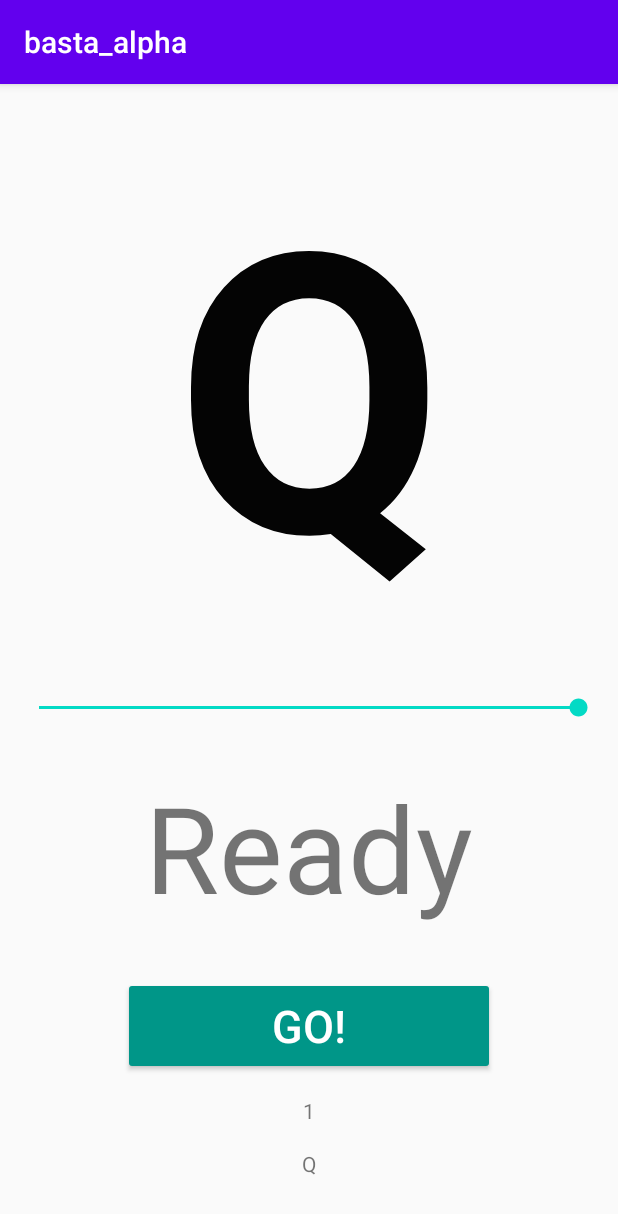
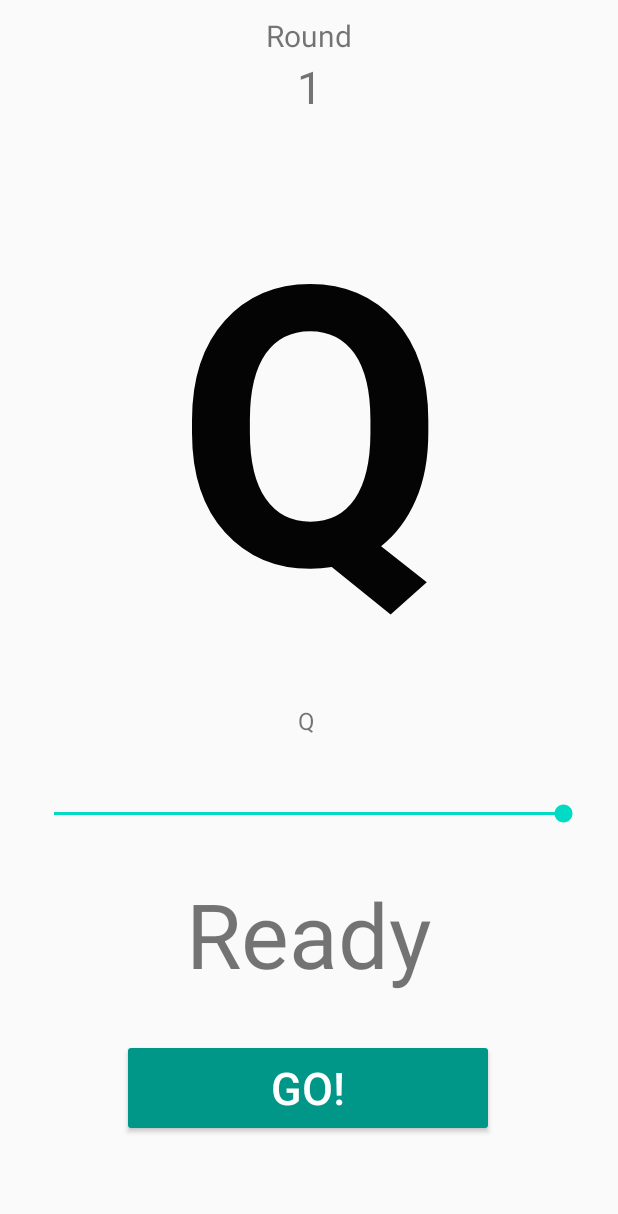
Before and after one commit to itsRamos/basta_alpha, an Android app: the screen it shows after launch (MainActivity), after a tap on "BASTA!", on a phone screen of 412 x 824 dp. Shown: the top 1214 px of the screen. Run offline under Robolectric (Android 15) with nearby library versions, the phone set to English and light mode, and no system bars; 1 other tap on this screen came first.

Commit message:
UI improvements and game restart logic
added round counter and logic to restart the game after the whole vocabulary is played.

```diff
--- a/app/src/main/java/com/example/basta_alpha/MainActivity.java
+++ b/app/src/main/java/com/example/basta_alpha/MainActivity.java
@@ -13,6 +13,7 @@ import android.widget.Button;
 import android.widget.SeekBar;
 import android.widget.TextView;
 
+import java.util.Arrays;
 import java.util.Random;
 
 public class MainActivity extends AppCompatActivity {
@@ -26,20 +27,37 @@ public class MainActivity extends AppCompatActivity {
 
     TextView letterSelections;
     TextView scoreCounter;
-    int timerDuration = 5;
+    int timerDuration = 30;
     String referenceSet = "ABCDEFGHIJKLMNOPQRSTUVWXYZ";
     char[] selectedSet = new char[referenceSet.length()];
     int turnCounter = 0;
+    int maxRounds = 26;
     String randomLetter;
 
 
     public void resetTimer() {
-        timerTextView.setText("Ready");
+        if (turnCounter == 0) {
+            timerTextView.setText("Game Over");
+        }else {
+            timerTextView.setText("Ready");
+        }
 //        timerSeekBar.setProgress(timerDuration);
         timerSeekBar.setEnabled(true);
         countDownTimer.cancel();
         goButton.setText("GO!");
         counterIsActive = false;
+    }
+
+    public void resetGame() {
+//        resetTimer();
+
+        for (int k = 0; k < selectedSet.length; k++) {
+            selectedSet[k] = '\0';
+        }
+
+        turnCounter = 0;
+
+
     }
 
 
@@ -68,8 +86,7 @@ public class MainActivity extends AppCompatActivity {
         } else {
             counterIsActive = true;
             timerSeekBar.setEnabled(false);
-//            goButton.setBackgroundColor(Color.parseColor("#F44336"));
-//            goButton.setBackgroundColor(Color.RED);
+
             placeSelection();
 
             scoreCounter.setText(String.valueOf(turnCounter));
@@ -77,9 +94,9 @@ public class MainActivity extends AppCompatActivity {
             goButton.setText("BASTA!");
 
             //This is probably where I need to display the current selection but probably should address the filtered selections
-//            letterSelections.setText("A");
             letterSelections.setText(selectedSetToString());
-            letterSelections.setGravity(Gravity.CENTER);
+//            letterSelections.setGravity(Gravity.CENTER);
+//            letterSelections.setTextAlignment(View.TEXT_ALIGNMENT_CENTER);
 
             // Display the letter generated by the random generator.
             gameLetter = findViewById(R.id.displayText);
@@ -87,7 +104,6 @@ public class MainActivity extends AppCompatActivity {
 //            gameLetter.setText(getRandomLetter(1)); //PART 1: Of code that works, activate part 2 is shit hits the fan
 
             countDownTimer = new CountDownTimer(timerSeekBar.getProgress() * 1000 + 100, 1000) {
-
                 @Override
                 public void onTick(long l) {
                     updateTimer((int) l / 1000);
@@ -102,6 +118,10 @@ public class MainActivity extends AppCompatActivity {
                     resetTimer();
                 }
             }.start();
+
+            if (turnCounter == maxRounds) {
+                resetGame();
+            }
         }
     }
 
@@ -130,7 +150,6 @@ public class MainActivity extends AppCompatActivity {
             result.append(character.charAt(rand.nextInt(character.length())));
             i--;
         }
-
         return result.toString();
     }
 
@@ -142,32 +161,17 @@ public class MainActivity extends AppCompatActivity {
 
     public void placeSelection() {
         boolean repeat = true;
-//        int l = 0;
 
         while (repeat == true) {
             randomLetter = generateRandomLetter(1);
             Log.i("Letter", "Random letter has been generated: " + randomLetter);
 
             repeat = checkRepeat(randomLetter);
+        }
 
-//            Log.i("Repeat Check", "Starting for turn: " + turnCounter);
-//            for (l = 0; l <= turnCounter; l++) {
-
-//                Log.i("Repeat Check", randomLetter + " = " + selectedSet[l]);
-//                if (randomLetter.equals(String.valueOf(selectedSet[l]))) {
-//                    repeat = true;
-//                    Log.i("Repeat", "Found a repeat at " + l);
-//                    break;
-//                }
-//                else {
-//                    repeat = false;
-//                    Log.i("No repeat", "No repeats found");
-//
-//                }
-//            }
-        }
         Log.i("selection", "Assigning: " + randomLetter.charAt(0) + " to " + selectedSet);
         selectedSet[turnCounter] = randomLetter.charAt(0);
+
         turnCounter++;
     }
 
@@ -175,10 +179,11 @@ public class MainActivity extends AppCompatActivity {
     public String selectedSetToString() {
         int i = 0;
         StringBuilder uniqueSelections = new StringBuilder();
-//        placeSelection();
 
-        for(i=0;i<selectedSet.length;i++) {
+        //        for(i=0;i<selectedSet.length;i++) {
+        for (i = 0; i < turnCounter; i++) {
             uniqueSelections.append(selectedSet[i]);
+            uniqueSelections.append(" ");
         }
         return uniqueSelections.toString();
     }
@@ -187,6 +192,7 @@ public class MainActivity extends AppCompatActivity {
     public boolean checkRepeat(String generatedCharacter) {
         boolean flag = false;
         int l = 0;
+
         Log.i("Repeat Check", "Starting for turn: " + turnCounter);
             for (l = 0; l <= turnCounter; l++) {
 
@@ -194,14 +200,11 @@ public class MainActivity extends AppCompatActivity {
                 if (randomLetter.equals(String.valueOf(selectedSet[l]))) {
                     flag = true;
                     Log.i("Repeat", "Found a repeat at " + l);
-//                    return flag;
                     break;
                 }
                 else {
                     flag = false;
                     Log.i("No repeat", "No repeats found");
-//                    return flag;
-
                 }
             }
             return flag;
--- a/app/src/main/res/layout/activity_main.xml
+++ b/app/src/main/res/layout/activity_main.xml
@@ -9,29 +9,26 @@
 
     <TextView
         android:id="@+id/displayText"
-        android:layout_width="410dp"
-        android:layout_height="344dp"
-        android:layout_marginStart="10dp"
+        android:layout_width="415dp"
+        android:layout_height="342dp"
         android:layout_marginTop="10dp"
-        android:layout_marginEnd="10dp"
-        android:layout_marginBottom="10dp"
+        android:layout_marginBottom="6dp"
         android:text="$"
         android:textAlignment="center"
         android:textAllCaps="false"
         android:textColor="#040404"
         android:textSize="260sp"
         android:textStyle="bold"
-        app:layout_constraintBottom_toTopOf="@+id/timerSeekBar"
+        app:layout_constraintBottom_toTopOf="@+id/letterSelections"
         app:layout_constraintEnd_toEndOf="parent"
         app:layout_constraintStart_toStartOf="parent"
-        app:layout_constraintTop_toTopOf="parent" />
+        app:layout_constraintTop_toBottomOf="@+id/scoreCounter" />
 
     <Button
         android:id="@+id/triggerButton"
         android:layout_width="248dp"
         android:layout_height="65dp"
-        android:layout_marginTop="10dp"
-        android:layout_marginBottom="93dp"
+        android:layout_marginBottom="52dp"
         android:backgroundTint="#009688"
         android:onClick="buttonClicked"
         android:text="Go!"
@@ -39,58 +36,71 @@
         android:textSize="30sp"
         app:layout_constraintBottom_toBottomOf="parent"
         app:layout_constraintEnd_toEndOf="parent"
+        app:layout_constraintHorizontal_bias="0.496"
+        app:layout_constraintStart_toStartOf="parent"
+        app:layout_constraintTop_toBottomOf="@+id/timerText" />
+
+    <SeekBar
+        android:id="@+id/timerSeekBar"
+        android:layout_width="match_parent"
+        android:layout_height="50dp"
+        android:layout_marginStart="20dp"
+        android:layout_marginTop="11dp"
+        android:layout_marginEnd="20dp"
+        app:layout_constraintBottom_toTopOf="@+id/timerText"
+        app:layout_constraintEnd_toEndOf="parent"
         app:layout_constraintHorizontal_bias="0.5"
         app:layout_constraintStart_toStartOf="parent"
-        app:layout_constraintTop_toBottomOf="@+id/timerText" />
+        app:layout_constraintTop_toBottomOf="@+id/letterSelections" />
 
     <TextView
         android:id="@+id/timerText"
         android:layout_width="wrap_content"
         android:layout_height="wrap_content"
-        android:layout_marginBottom="10dp"
+        android:layout_marginBottom="16dp"
         android:text="Ready"
-        android:textSize="80sp"
+        android:textSize="60sp"
         app:layout_constraintBottom_toTopOf="@+id/triggerButton"
         app:layout_constraintEnd_toEndOf="parent"
         app:layout_constraintHorizontal_bias="0.5"
         app:layout_constraintStart_toStartOf="parent"
         app:layout_constraintTop_toBottomOf="@+id/timerSeekBar" />
 
-    <SeekBar
-        android:id="@+id/timerSeekBar"
+    <TextView
+        android:id="@+id/letterSelections"
         android:layout_width="match_parent"
-        android:layout_height="50dp"
-        android:layout_marginStart="10dp"
-        android:layout_marginEnd="10dp"
-        app:layout_constraintBottom_toTopOf="@+id/timerText"
+        android:layout_height="23dp"
+        android:layout_marginTop="5dp"
+        android:text="A B C D E F G H I J K L M N O P Q R S T U V W X Y Z"
+        android:textAlignment="center"
+        android:textSize="16sp"
+        app:layout_constraintBottom_toTopOf="@+id/timerSeekBar"
         app:layout_constraintEnd_toEndOf="parent"
+        app:layout_constraintHorizontal_bias="0.5"
         app:layout_constraintStart_toStartOf="parent"
         app:layout_constraintTop_toBottomOf="@+id/displayText" />
 
     <TextView
-        android:id="@+id/letterSelections"
-        android:layout_width="match_parent"
-        android:layout_height="23dp"
-        android:layout_marginStart="10dp"
-        android:layout_marginTop="20dp"
-        android:layout_marginEnd="10dp"
-        android:layout_marginBottom="10dp"
-        android:text="A B C D E F G H I J K L M N O P Q R S T U V W X Y Z"
-        android:textAlignment="center"
-        app:layout_constraintBottom_toBottomOf="parent"
+        android:id="@+id/roundDisplay"
+        android:layout_width="wrap_content"
+        android:layout_height="wrap_content"
+        android:layout_marginTop="10dp"
+        android:text="Round"
+        android:textSize="20sp"
         app:layout_constraintEnd_toEndOf="parent"
+        app:layout_constraintHorizontal_bias="0.5"
         app:layout_constraintStart_toStartOf="parent"
-        app:layout_constraintTop_toBottomOf="@+id/triggerButton" />
+        app:layout_constraintTop_toTopOf="parent" />
 
     <TextView
         android:id="@+id/scoreCounter"
         android:layout_width="wrap_content"
         android:layout_height="wrap_content"
         android:text="0"
-        app:layout_constraintBottom_toTopOf="@+id/letterSelections"
+        android:textSize="30sp"
         app:layout_constraintEnd_toEndOf="parent"
         app:layout_constraintHorizontal_bias="0.5"
         app:layout_constraintStart_toStartOf="parent"
-        app:layout_constraintTop_toBottomOf="@+id/triggerButton" />
+        app:layout_constraintTop_toBottomOf="@+id/roundDisplay" />
 
 </androidx.constraintlayout.widget.ConstraintLayout>
--- a/app/src/main/res/values/styles.xml
+++ b/app/src/main/res/values/styles.xml
@@ -1,10 +1,10 @@
 <resources>
 
     <!-- Base application theme. -->
-    <style name="AppTheme" parent="Theme.AppCompat.Light.DarkActionBar">
+    <style name="AppTheme" parent="Theme.AppCompat.Light.NoActionBar">
         <!-- Customize your theme here. -->
         <item name="colorPrimary">@color/colorPrimary</item>
-        <item name="colorPrimaryDark">@color/colorPrimaryDark</item>
+        <item name="colorPrimaryDark">@android:color/holo_green_dark</item>
         <item name="colorAccent">@color/colorAccent</item>
     </style>
 
```
